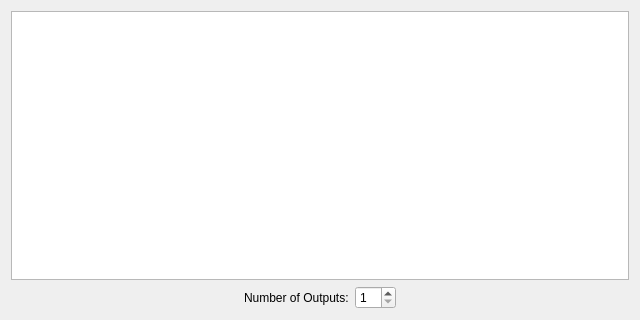
First picture: the form in src/jackoutputsdialog.ui, repository rock-hopper/shuriken, before the edit.
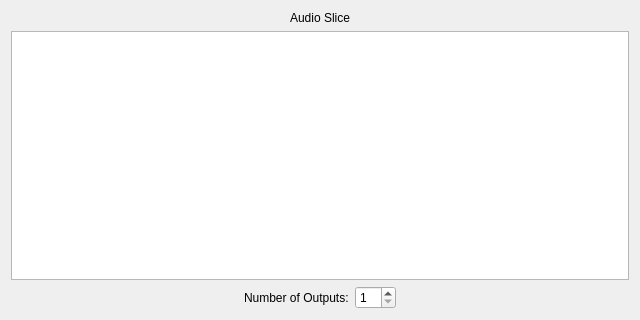
Second picture: the form after the edit.

What changed in the file:
```diff
--- a/src/jackoutputsdialog.ui
+++ b/src/jackoutputsdialog.ui
@@ -14,6 +14,16 @@
    <string>JACK Outputs</string>
   </property>
   <layout class="QVBoxLayout" name="verticalLayout">
+   <item>
+    <widget class="QLabel" name="label_2">
+     <property name="text">
+      <string>Audio Slice</string>
+     </property>
+     <property name="alignment">
+      <set>Qt::AlignCenter</set>
+     </property>
+    </widget>
+   </item>
    <item>
     <widget class="QTableWidget" name="tableWidget"/>
    </item>
```
